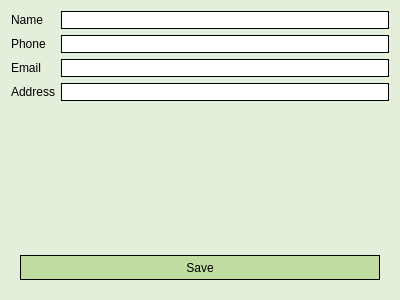
Mr-Beastman/CS106_A2, file viewUpdateUser.ui: the form before one commit.
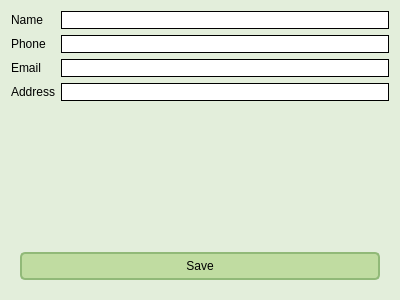
The form after the commit.

The edit to the form file:
```diff
--- a/viewUpdateUser.ui
+++ b/viewUpdateUser.ui
@@ -30,12 +30,28 @@
 	color: rgb(0, 0, 0);
 }
 
-QPushButton{
-	border: 1px solid;
-	color: rgb(0, 0, 0);
-	font: 700 9pt &quot;Segoe UI&quot;;
-	background-color: rgb(192, 220, 161);
-}</string>
+QPushButton {
+    padding: 5px 10px;
+    border-radius: 5px;
+    outline: none;
+    color: rgb(0, 0, 0);
+    font: 700 9pt &quot;Segoe UI&quot;;
+    background-color: rgb(192, 220, 161);
+    border: 2px solid rgb(145, 185, 120);
+}
+
+QPushButton:hover {
+    background-color: rgb(161, 184, 135); 
+    border: 2px solid rgb(130, 165, 110); 
+}
+
+QPushButton:pressed {
+    background-color: rgb(145, 165, 120);
+    border: 2px solid rgb(130, 155, 100); 
+    padding-top: 10px; 
+    padding-bottom: 6px; 
+}
+</string>
   </property>
   <layout class="QVBoxLayout" name="verticalLayout" stretch="1,0">
    <item>
```
